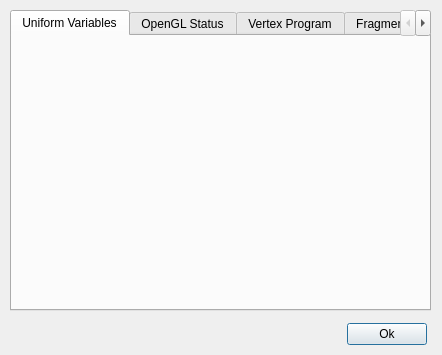
The window that src/meshlabplugins/meshrender/shaderDialog.ui (cnr-isti-vclab/meshlab) describes before a commit, drawn with Qt 5.
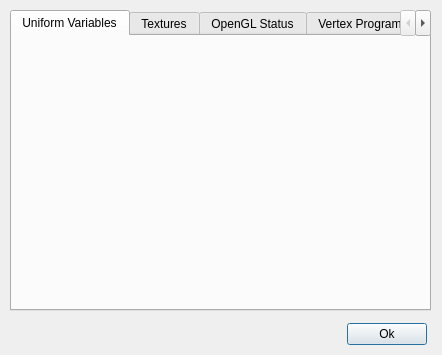
The same window after the commit. Icons and pictures are not drawn.

Commit message: added texture tab

Diff of the .ui file:
```diff
--- a/src/meshlabplugins/meshrender/shaderDialog.ui
+++ b/src/meshlabplugins/meshrender/shaderDialog.ui
@@ -76,6 +76,11 @@
      </layout>
     </widget>
    </widget>
+   <widget class="QWidget" name="textureTab" >
+    <attribute name="title" >
+     <string>Textures</string>
+    </attribute>
+   </widget>
    <widget class="QWidget" name="glTab" >
     <attribute name="title" >
      <string>OpenGL Status</string>
```
Left out of the diff: 76 changed lines with no effect on the pictures. The commit also changes 3 other files.
